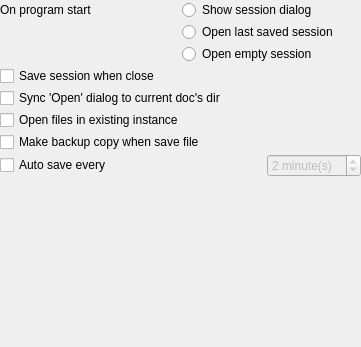
Before: the Qt Designer form src/gui/MainSettingsPage.ui in Mezomish/juffed, drawn with Qt 5.
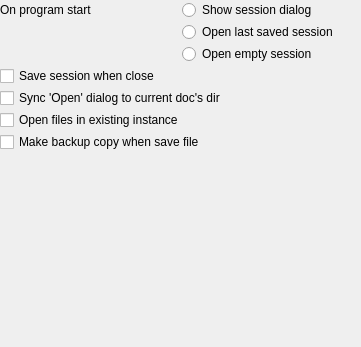
After: the same form once the commit is applied.

Commit message: Removed: auto-saving from settings dialog

Patch:
```diff
--- a/src/gui/MainSettingsPage.ui
+++ b/src/gui/MainSettingsPage.ui
@@ -10,9 +10,7 @@
    </rect>
   </property>
   <property name="sizePolicy" >
-   <sizepolicy>
-    <hsizetype>0</hsizetype>
-    <vsizetype>0</vsizetype>
+   <sizepolicy vsizetype="Fixed" hsizetype="Fixed" >
     <horstretch>0</horstretch>
     <verstretch>0</verstretch>
    </sizepolicy>
@@ -117,64 +115,12 @@
      </property>
     </widget>
    </item>
-   <item>
-    <layout class="QHBoxLayout" >
-     <property name="margin" >
-      <number>0</number>
-     </property>
-     <property name="spacing" >
-      <number>2</number>
-     </property>
-     <item>
-      <widget class="QCheckBox" name="autoSaveChk" >
-       <property name="text" >
-        <string>Auto save every</string>
-       </property>
-      </widget>
-     </item>
-     <item>
-      <spacer>
-       <property name="orientation" >
-        <enum>Qt::Horizontal</enum>
-       </property>
-       <property name="sizeHint" >
-        <size>
-         <width>40</width>
-         <height>20</height>
-        </size>
-       </property>
-      </spacer>
-     </item>
-     <item>
-      <widget class="QSpinBox" name="autoSaveIntervalSpin" >
-       <property name="enabled" >
-        <bool>false</bool>
-       </property>
-       <property name="suffix" >
-        <string> minute(s)</string>
-       </property>
-       <property name="prefix" >
-        <string/>
-       </property>
-       <property name="maximum" >
-        <number>30</number>
-       </property>
-       <property name="minimum" >
-        <number>1</number>
-       </property>
-       <property name="value" >
-        <number>2</number>
-       </property>
-      </widget>
-     </item>
-    </layout>
-   </item>
    <item>
     <spacer>
      <property name="orientation" >
       <enum>Qt::Vertical</enum>
      </property>
-     <property name="sizeHint" >
+     <property name="sizeHint" stdset="0" >
       <size>
        <width>188</width>
        <height>111</height>
```
Left out of the diff: 33 changed lines with no effect on the pictures. The commit also changes 3 other files.
